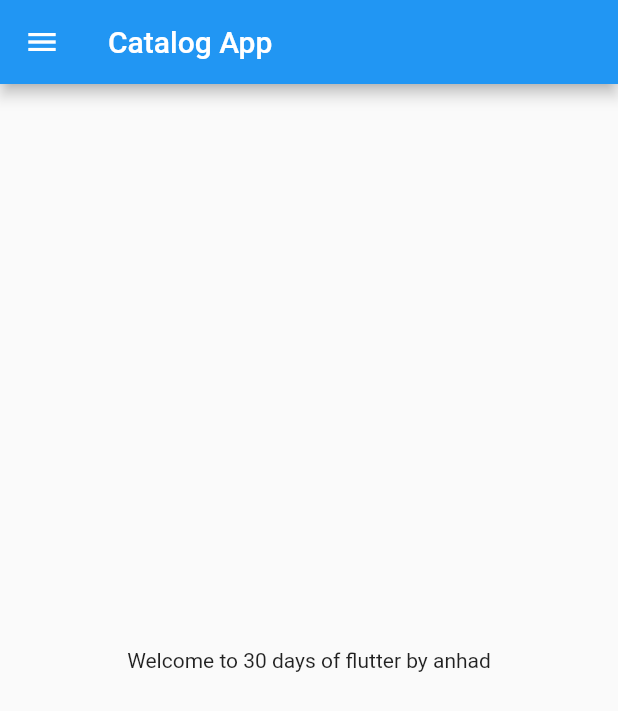
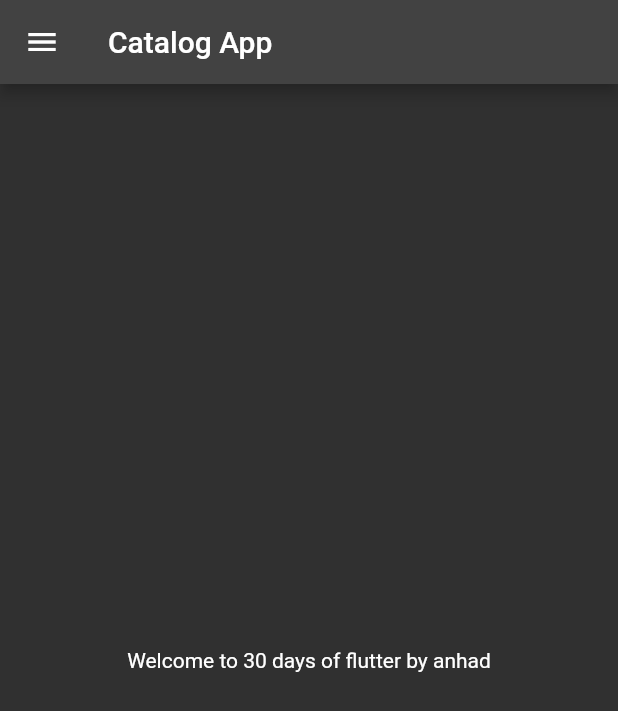
Before and after one commit to 07anhad/flutter-dev, a Flutter app: the screen it shows after launch, on a phone screen of 412 x 824 dp. Shown: the top 711 px of the screen. Run offline on Flutter 3.47's test engine with Material 2 defaults, Android fonts, the phone set to English and light mode, and no system bars.

```diff
--- a/lib/main.dart
+++ b/lib/main.dart
@@ -1,5 +1,5 @@
 import 'package:flutter/material.dart';
-import 'package:fluttercatalog/home_page.dart';
+import 'package:fluttercatalog/pages/home_page.dart';
 
 void main() {
   runApp(MyApp());
@@ -13,6 +13,12 @@ class MyApp extends StatelessWidget {
 
     return MaterialApp(
       home:HomePage(),
+      themeMode: ThemeMode.dark,
+      theme: ThemeData(primarySwatch: Colors.deepPurple),
+      darkTheme: ThemeData(
+        primarySwatch: Colors.red,
+        brightness: Brightness.dark,
+      ),
     );
   }
 }
```
Also changed, not shown: lib/pages/home_page.dart (renamed from lib/home_page.dart).
